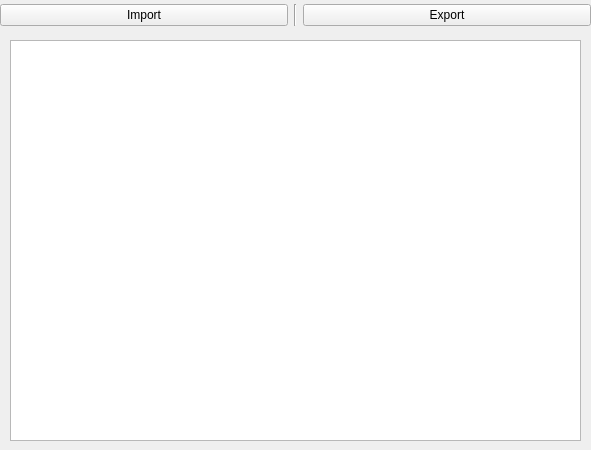
Before: the Qt Designer form main_window.ui in Femboy-Airlines/VecEdit, drawn with Qt 5.
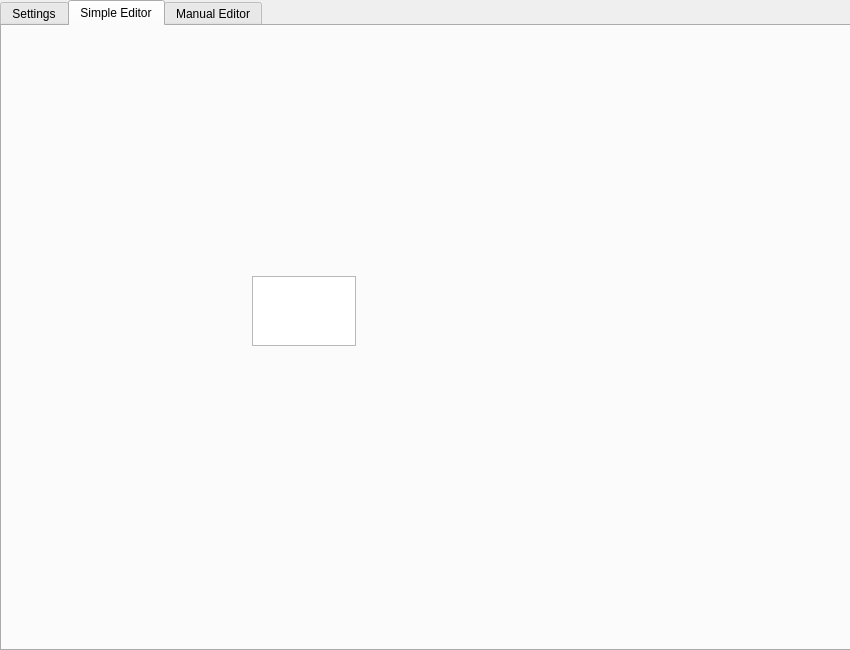
After: the same form once the commit is applied.

Commit message: add tabs and move importexport to the settings tab

Patch:
```diff
--- a/main_window.ui
+++ b/main_window.ui
@@ -6,31 +6,41 @@
    <rect>
     <x>0</x>
     <y>0</y>
-    <width>591</width>
-    <height>450</height>
+    <width>850</width>
+    <height>650</height>
    </rect>
   </property>
   <property name="minimumSize">
    <size>
-    <width>591</width>
-    <height>450</height>
-   </size>
-  </property>
-  <property name="maximumSize">
-   <size>
-    <width>591</width>
-    <height>450</height>
+    <width>850</width>
+    <height>650</height>
    </size>
   </property>
   <property name="windowTitle">
    <string>Form</string>
   </property>
+  <widget class="QTabWidget" name="Tabs">
+   <property name="geometry">
+    <rect>
+     <x>0</x>
+     <y>0</y>
+     <width>851</width>
+     <height>651</height>
+    </rect>
+   </property>
+   <property name="currentIndex">
+    <number>1</number>
+   </property>
+   <widget class="QWidget" name="SettingsTab">
+    <attribute name="title">
+     <string>Settings</string>
+    </attribute>
   <widget class="QWidget" name="gridLayoutWidget">
    <property name="geometry">
     <rect>
      <x>0</x>
      <y>0</y>
-     <width>591</width>
+       <width>846</width>
      <height>31</height>
     </rect>
    </property>
@@ -58,17 +68,43 @@
     </item>
    </layout>
   </widget>
+   </widget>
+   <widget class="QWidget" name="SimpleEditorTab">
+    <attribute name="title">
+     <string>Simple Editor</string>
+    </attribute>
+    <widget class="QTextEdit" name="textEdit">
+     <property name="geometry">
+      <rect>
+       <x>250</x>
+       <y>250</y>
+       <width>104</width>
+       <height>70</height>
+      </rect>
+     </property>
+    </widget>
+   </widget>
+   <widget class="QWidget" name="ManualEditorTab">
+    <attribute name="title">
+     <string>Manual Editor</string>
+    </attribute>
   <widget class="QTreeView" name="JsonTree">
    <property name="geometry">
     <rect>
-     <x>10</x>
-     <y>40</y>
-     <width>571</width>
-     <height>401</height>
+       <x>0</x>
+       <y>30</y>
+       <width>851</width>
+       <height>591</height>
     </rect>
    </property>
   </widget>
  </widget>
+  </widget>
+ </widget>
+ <tabstops>
+  <tabstop>Tabs</tabstop>
+  <tabstop>JsonTree</tabstop>
+ </tabstops>
  <resources/>
  <connections/>
 </ui>
```
Left out of the diff: 14 changed lines with no effect on the pictures. Lines whose indentation alone changed are shown as unchanged.
